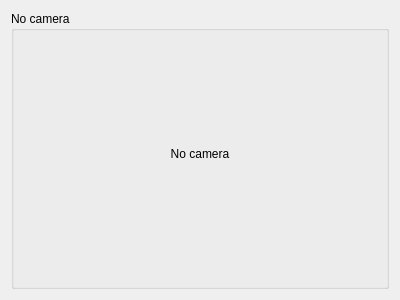
First picture: the form in CameraPagelet.ui, repository congchenutd/WatchDog, before the edit.
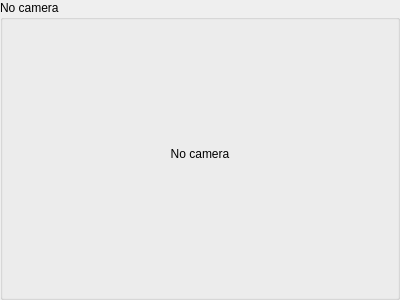
Second picture: the form after the edit.

Diff of the .ui file:
```diff
--- a/CameraPagelet.ui
+++ b/CameraPagelet.ui
@@ -14,6 +14,21 @@
    <string>Form</string>
   </property>
   <layout class="QVBoxLayout" name="verticalLayout_2">
+   <property name="spacing">
+    <number>0</number>
+   </property>
+   <property name="leftMargin">
+    <number>0</number>
+   </property>
+   <property name="topMargin">
+    <number>0</number>
+   </property>
+   <property name="rightMargin">
+    <number>0</number>
+   </property>
+   <property name="bottomMargin">
+    <number>0</number>
+   </property>
    <item>
     <widget class="QGroupBox" name="groupBox">
      <property name="title">
```
